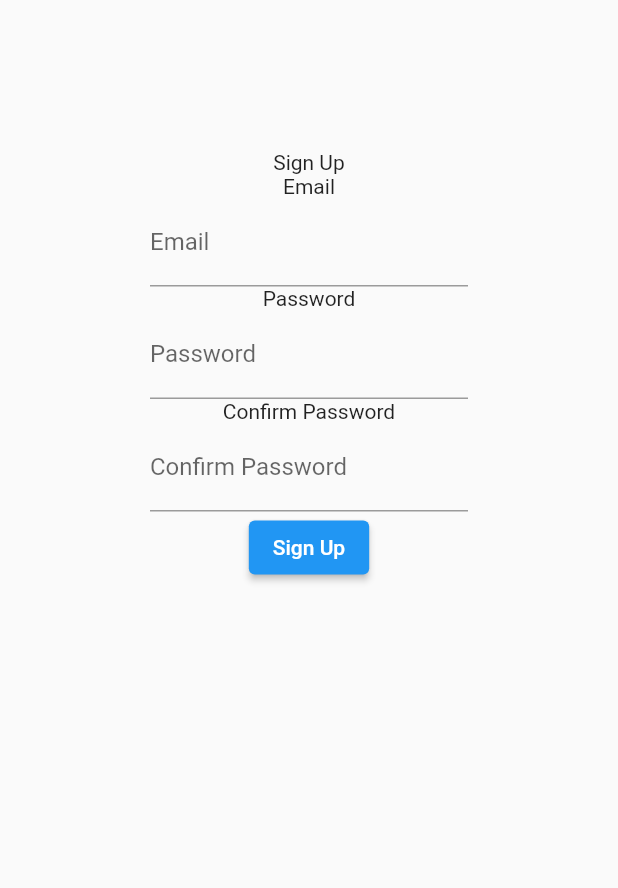
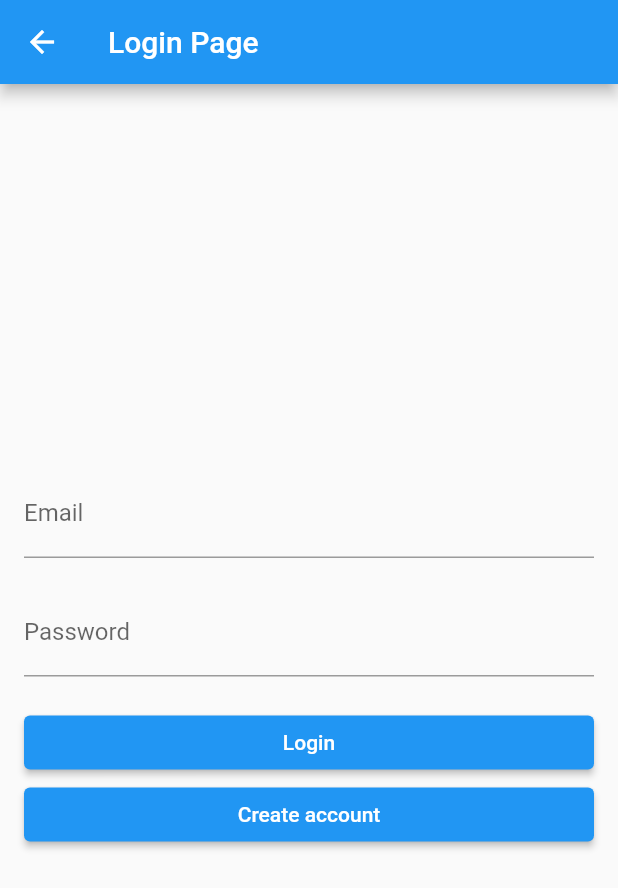
Before and after one commit to IDATA2503-Mobile-Applikasjoner/aksje_app, a Flutter app: the screen it shows after launch, after a tap on the "person" icon, on a phone screen of 412 x 824 dp. Shown: the top 888 px of the screen. Run offline on Flutter 3.47's test engine with Material 2 defaults, Android fonts, the phone set to English and light mode, and no system bars; our stand-ins replace fl_chart, flutter_secure_storage; network calls fail.

Commit message:
Workt on login page.
Created a login widget.
Added API to login with JWT.
Alos added button to Invetory that goes to login page, and added button on login page that goes to sing up page.

```diff
--- a/lib/widgets/pages/inventory.dart
+++ b/lib/widgets/pages/inventory.dart
@@ -1,7 +1,7 @@
 import 'package:aksje_app/widgets/stock_components/stock_chart.dart';
 import 'package:fl_chart/fl_chart.dart';
 import 'package:flutter/material.dart';
-import 'package:aksje_app/widgets/pages/sign-up.dart';
+import 'package:aksje_app/widgets/pages/log-in.dart';
 
 class Inventory extends StatefulWidget {
   const Inventory({super.key});
@@ -14,10 +14,10 @@ class Inventory extends StatefulWidget {
 
 class _InventoryState extends State<Inventory> {
 
-  void navPersonPage() {
+  void navLoginPage() {
     Navigator.push(
       context,
-      MaterialPageRoute(builder: (context) => (SignUp())),
+      MaterialPageRoute(builder: (context) => (const LoginPage())),
     );
   }
 
@@ -37,7 +37,7 @@ class _InventoryState extends State<Inventory> {
               children: [
                 const Text('Your development today'),
                 OutlinedButton(
-                  onPressed: navPersonPage,
+                  onPressed: navLoginPage,
                   child: Icon(Icons.person, color: Colors.black),
                   style: ButtonStyle(
                     backgroundColor: MaterialStateProperty.all(Colors.transparent),
--- /dev/null
+++ b/lib/widgets/pages/log-in.dart
@@ -0,0 +1,130 @@
+import 'package:flutter/material.dart';
+import 'package:aksje_app/widgets/pages/sign-up.dart';
+import 'package:http/http.dart' as http;
+import 'dart:convert';
+import 'package:flutter_secure_storage/flutter_secure_storage.dart';
+import 'package:aksje_app/widgets/pages/inventory.dart';
+
+class LoginPage extends StatefulWidget {
+  const LoginPage({Key? key}) : super(key: key);
+
+  @override
+  _LoginPageState createState() => _LoginPageState();
+}
+
+  class _LoginPageState extends State<LoginPage> {
+
+    final TextEditingController emailController = TextEditingController();
+    final TextEditingController passwordController = TextEditingController();
+    final storage = new FlutterSecureStorage();
+    bool isLoggedIn = false;
+
+
+void login(String email, String password) async {
+  var url = Uri.parse('http://10.0.2.2:8080/api/user/authenticate');
+  var response = await http.post(
+    url,
+    headers: <String, String>{
+      'Content-Type': 'application/json; charset=UTF-8',
+    },
+    body: jsonEncode(<String, String>{
+      'email': email,
+      'password': password,
+    }),
+  );
+  String token = jsonDecode(response.body)['jwt'];
+  print('JWT Token: $token');
+
+  // Store the token securely
+  storeToken(token);
+
+  // Set the user as logged in
+  setState(() {
+    isLoggedIn = true;
+  });
+
+      if (isLoggedIn) {
+      Navigator.push(
+        context,
+        MaterialPageRoute(builder: (context) => Inventory()), // Navigate to the Inventory widget
+      );
+    }
+}
+
+// Storing the token securely
+void storeToken(String token) async {
+  await storage.write(key: 'jwt_token', value: token);
+}
+
+// Fetching the stored token
+Future<String?> getToken() async {
+  String? token = await storage.read(key: 'jwt_token');
+  return token;
+}
+
+// Removing the token when the user logs out
+void removeToken() async {
+  await storage.delete(key: 'jwt_token');
+}
+
+    void navSignUpPage() {
+    Navigator.push(
+      context,
+      MaterialPageRoute(builder: (context) => (SignUp())),
+    );
+  }
+
+
+  @override
+  Widget build(BuildContext context) {
+    if(isLoggedIn) {
+      return const Scaffold(
+        body: Text("Test"),
+      );
+    }
+    return Scaffold(
+      appBar: AppBar(
+        title: const Text('Login Page'),
+      ),
+      body: Padding(
+        padding: const EdgeInsets.all(16.0),
+        child: Column(
+          mainAxisAlignment: MainAxisAlignment.center,
+          crossAxisAlignment: CrossAxisAlignment.stretch,
+          children: <Widget>[
+            TextFormField(
+              controller: emailController,
+              decoration: const InputDecoration(
+                labelText: 'Email',
+              ),
+            ),
+            const SizedBox(height: 20),
+            TextFormField(
+              controller: passwordController,
+              obscureText: true,
+              decoration: const InputDecoration(
+                labelText: 'Password',
+              ),
+            ),
+            const SizedBox(height: 20),
+            ElevatedButton(
+              onPressed: () {
+                String email = emailController.text;
+                String password = passwordController.text;
+                print('Login button pressed');
+                login(email,password);
+              },
+              child: const Text('Login'),
+            ),
+            ElevatedButton(
+              onPressed: () {
+                navSignUpPage();
+              },
+              child: const Text('Create account'),
+            ),
+          ],
+        ),
+      ),
+    );
+  }
+}
--- a/pubspec.yaml
+++ b/pubspec.yaml
@@ -38,6 +38,9 @@ dependencies:
   fl_chart: ^0.64.0
   dio: ^5.3.3
   http: ^1.1.0
+  provider: ^6.0.5
+  shared_preferences: ^2.2.2
+  flutter_secure_storage: ^9.0.0
 
 dev_dependencies:
   flutter_test:
```
Also changed, not shown: lib/models/user.dart (+7 -0 lines), pubspec.lock, 5 other files.
